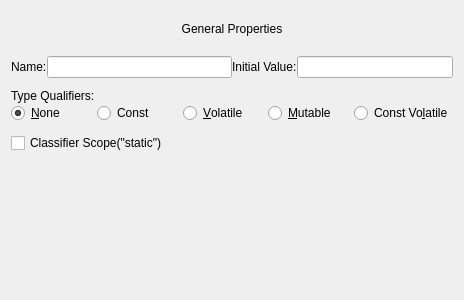
Qt form umbrello/dialogs/umlattributedialog.ui (KDE/umbrello) before a commit.
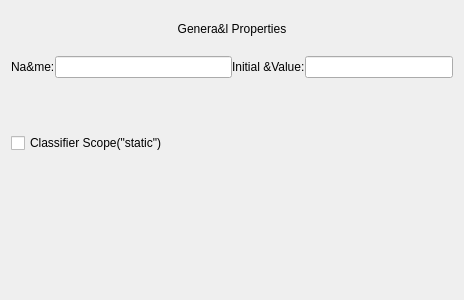
The same form after that commit. Custom widgets are drawn as their Qt base class.

Commit message:
Delete Widges
Deleted the RadioButtons widgets related to TypeQualifierWidget,
because there's a class that handle this widgets.
Promoted a empty widget in the UI to that class.

What changed in the file:
```diff
--- a/umbrello/dialogs/umlattributedialog.ui
+++ b/umbrello/dialogs/umlattributedialog.ui
@@ -20,7 +20,7 @@
    <item row="0" column="0">
     <widget class="QLabel" name="label">
      <property name="text">
-      <string>General Properties</string>
+      <string>Genera&amp;l Properties</string>
      </property>
      <property name="alignment">
       <set>Qt::AlignCenter</set>
@@ -40,7 +40,7 @@
        <item>
         <widget class="QLabel" name="label_3">
          <property name="text">
-          <string>Name:</string>
+          <string>Na&amp;me:</string>
          </property>
         </widget>
        </item>
@@ -54,7 +54,7 @@
        <item>
         <widget class="QLabel" name="label_4">
          <property name="text">
-          <string>Initial Value:</string>
+          <string>Initial &amp;Value:</string>
          </property>
         </widget>
        </item>
@@ -65,59 +65,6 @@
      </item>
     </layout>
    </item>
-   <item row="2" column="0">
-    <layout class="QVBoxLayout" name="verticalLayout">
-     <item>
-      <widget class="QLabel" name="label_5">
-       <property name="text">
-        <string>Type Qualifiers:</string>
-       </property>
-      </widget>
-     </item>
-     <item>
-      <layout class="QHBoxLayout" name="horizontalLayout_5">
-       <item>
-        <widget class="QRadioButton" name="rb_none">
-         <property name="text">
-          <string>&amp;None</string>
-         </property>
-         <property name="checked">
-          <bool>true</bool>
-         </property>
-        </widget>
-       </item>
-       <item>
-        <widget class="QRadioButton" name="rb_const">
-         <property name="text">
-          <string>Const</string>
-         </property>
-        </widget>
-       </item>
-       <item>
-        <widget class="QRadioButton" name="rb_volatile">
-         <property name="text">
-          <string>&amp;Volatile</string>
-         </property>
-        </widget>
-       </item>
-       <item>
-        <widget class="QRadioButton" name="rb_mutable">
-         <property name="text">
-          <string>&amp;Mutable</string>
-         </property>
-        </widget>
-       </item>
-       <item>
-        <widget class="QRadioButton" name="rb_constVolatile">
-         <property name="text">
-          <string>Const Vo&amp;latile</string>
-         </property>
-        </widget>
-       </item>
-      </layout>
-     </item>
-    </layout>
-   </item>
    <item row="3" column="0">
     <widget class="QCheckBox" name="cb_classifierScopeStatic">
      <property name="text">
@@ -134,6 +81,11 @@
    <item row="6" column="0">
     <widget class="DocumentationWidget" name="documentationWidget" native="true"/>
    </item>
+   <item row="2" column="0">
+    <widget class="UmlTypeQualifiersWidget" name="typeQualifiersWidget" native="true">
+     <layout class="QVBoxLayout" name="verticalLayout"/>
+    </widget>
+   </item>
   </layout>
  </widget>
  <customwidgets>
@@ -161,6 +113,12 @@
    <header>widgets/documentationwidget.h</header>
    <container>1</container>
   </customwidget>
+  <customwidget>
+   <class>UmlTypeQualifiersWidget</class>
+   <extends>QWidget</extends>
+   <header>widgets/umltypequalifierswidget.h</header>
+   <container>1</container>
+  </customwidget>
  </customwidgets>
  <resources/>
  <connections/>
```
